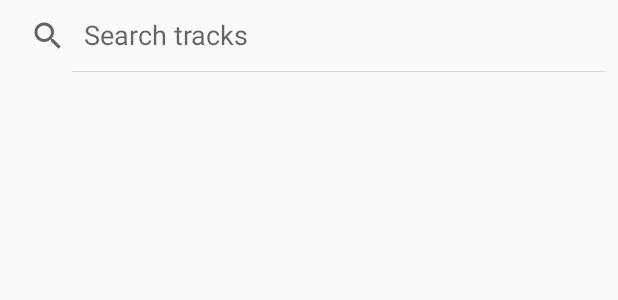
After one commit to OSU-CS492-W18/final-project-team-19-spotify, an Android app: the layout activity_search.xml on its own in the app's theme, with its tools: preview values and no code run, on a phone screen of 412 x 824 dp. The commit adds this screen. Shown: the top 300 px of the screen. Run offline under Robolectric (Android 15) with nearby library versions, the phone set to English and light mode, and no system bars.

Commit message:
Seperation of Search Activity

```diff
--- /dev/null
+++ b/app/src/main/res/layout/activity_search.xml
@@ -0,0 +1,24 @@
+<?xml version="1.0" encoding="utf-8"?>
+    <android.support.constraint.ConstraintLayout xmlns:android="http://schemas.android.com/apk/res/android"
+        xmlns:app="http://schemas.android.com/apk/res-auto"
+        xmlns:tools="http://schemas.android.com/tools"
+        android:id="@+id/container"
+        android:layout_width="match_parent"
+        android:layout_height="match_parent"
+        tools:context="com.example.spotifyplaylistapplication2.SearchActivity">
+
+        <SearchView
+            android:id="@+id/search_view"
+            android:layout_width="match_parent"
+            android:layout_height="wrap_content"
+            android:iconifiedByDefault="false"
+            android:queryHint="@string/search_hint"/>
+
+        <android.support.v7.widget.RecyclerView
+            android:id="@+id/search_results"
+            android:layout_width="match_parent"
+            android:layout_marginTop="50dp"
+            android:layout_height="match_parent"
+            android:scrollbars="vertical"/>
+
+    </android.support.constraint.ConstraintLayout>
--- a/app/src/main/res/values/dimens.xml
+++ b/app/src/main/res/values/dimens.xml
@@ -2,4 +2,5 @@
     <!-- Default screen margins, per the Android Design guidelines. -->
     <dimen name="activity_horizontal_margin">16dp</dimen>
     <dimen name="activity_vertical_margin">16dp</dimen>
+    <dimen name="fab_margin">16dp</dimen>
 </resources>
--- a/app/src/main/res/values/strings.xml
+++ b/app/src/main/res/values/strings.xml
@@ -9,4 +9,5 @@
     <string name="search">Search</string>
     <string name="cover_art_description">Cover art</string>
     <string name="search_hint">Search tracks</string>
+    <string name="title_activity_search">SearchActivity</string>
 </resources>
--- a/app/src/main/res/values/styles.xml
+++ b/app/src/main/res/values/styles.xml
@@ -5,4 +5,13 @@
         <!-- Customize your theme here. -->
     </style>
 
+    <style name="NoActionBar" parent="Theme.AppCompat.Light.DarkActionBar">
+        <item name="windowActionBar">false</item>
+        <item name="windowNoTitle">true</item>
+    </style>
+
+    <style name="AppBarOverlay" parent="ThemeOverlay.AppCompat.Dark.ActionBar" />
+
+    <style name="PopupOverlay" parent="ThemeOverlay.AppCompat.Light" />
+
 </resources>
```
Also changed, not shown: app/src/main/AndroidManifest.xml (+5 -4 lines), app/src/main/java/com/example/spotifyplaylistapplication2/SearchActivity.java (added, +133 -0 lines), app/src/main/res/layout/content_search.xml (added, +11 -0 lines).
